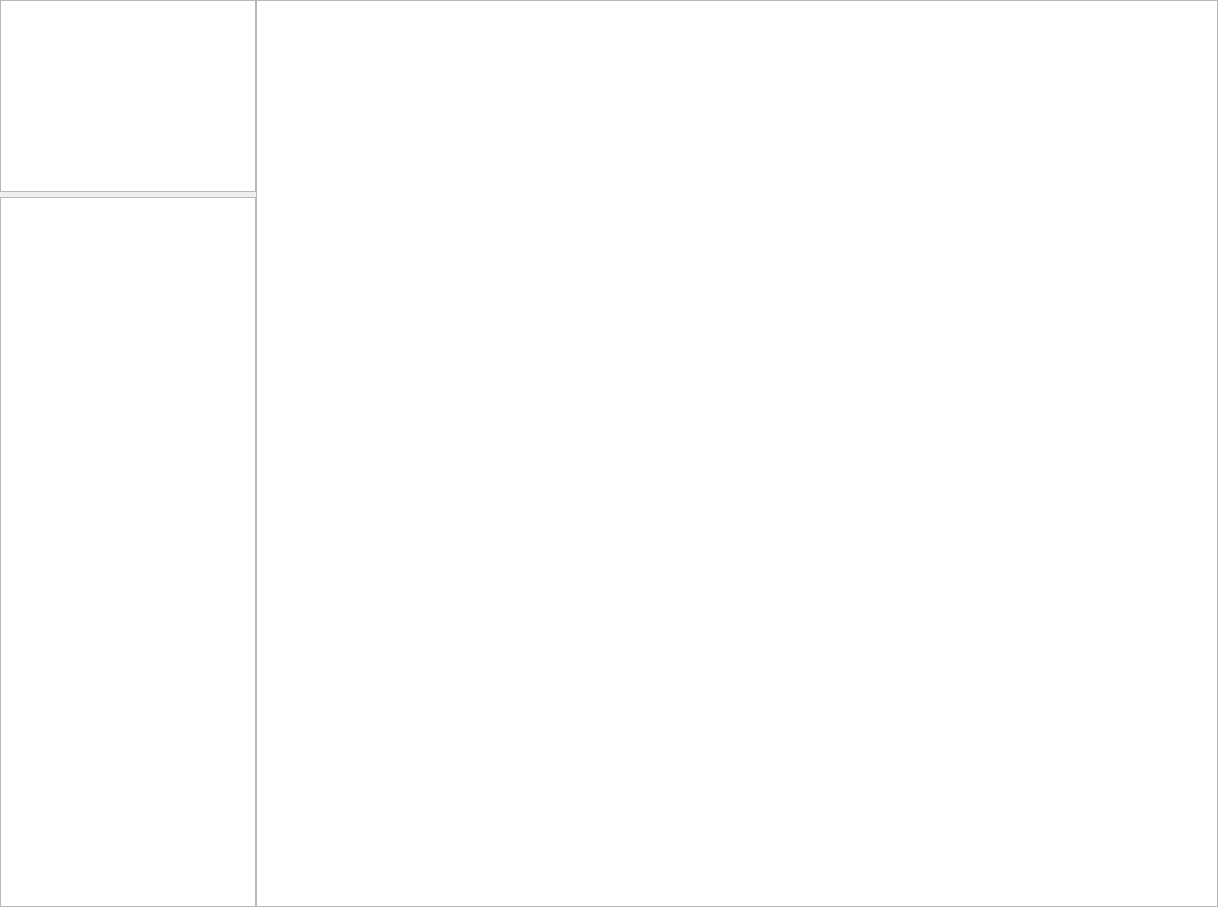
Above: expanded.ui from HobbsJacob/pynotes before the change. Below: the same form after it.
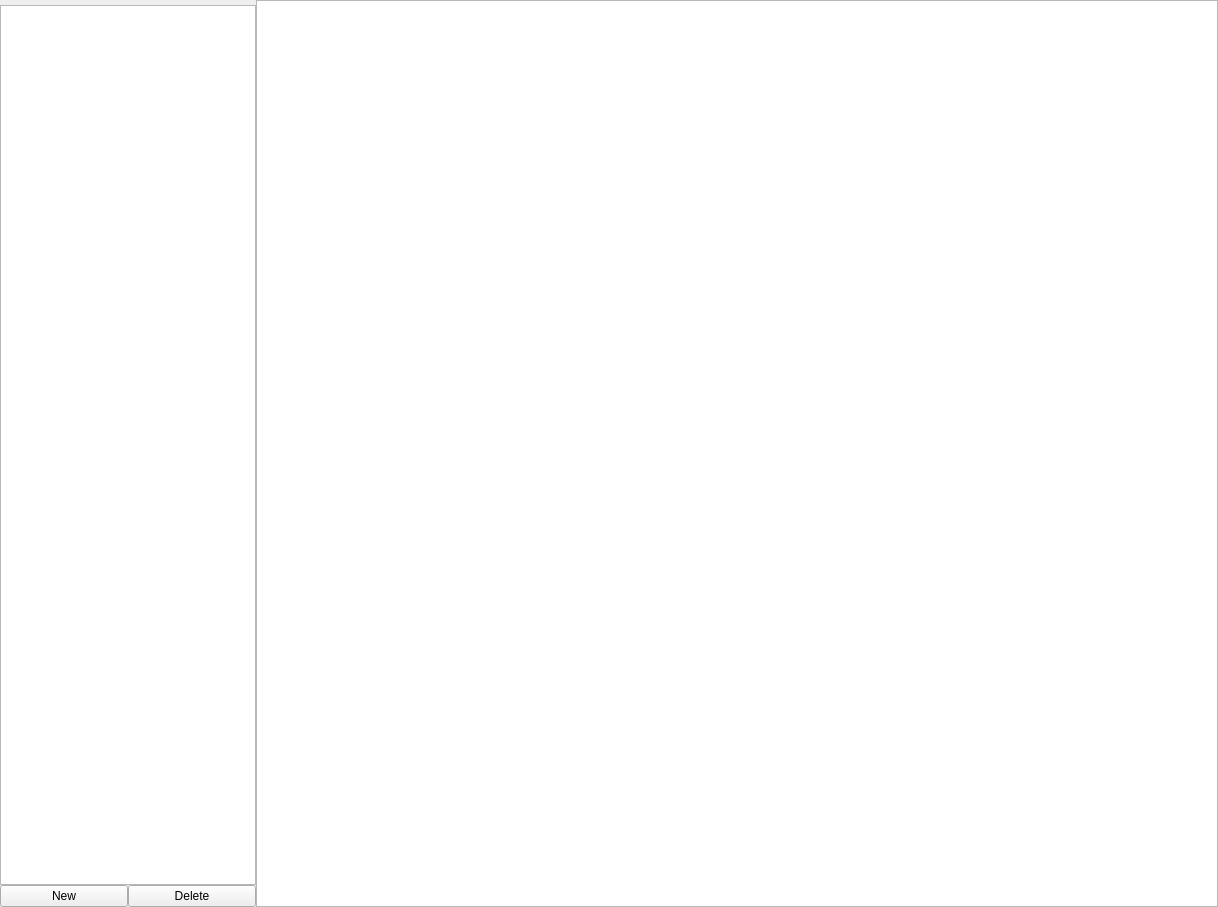
That is the form after the change.

```diff
--- a/expanded.ui
+++ b/expanded.ui
@@ -49,39 +49,6 @@
         <property name="spacing">
          <number>0</number>
         </property>
-        <item>
-         <widget class="QListWidget" name="dailyList">
-          <property name="sizePolicy">
-           <sizepolicy hsizetype="Minimum" vsizetype="Minimum">
-            <horstretch>0</horstretch>
-            <verstretch>0</verstretch>
-           </sizepolicy>
-          </property>
-          <property name="font">
-           <font>
-            <pointsize>12</pointsize>
-           </font>
-          </property>
-          <property name="verticalScrollBarPolicy">
-           <enum>Qt::ScrollBarAlwaysOff</enum>
-          </property>
-          <property name="horizontalScrollBarPolicy">
-           <enum>Qt::ScrollBarAlwaysOff</enum>
-          </property>
-          <property name="sizeAdjustPolicy">
-           <enum>QAbstractScrollArea::AdjustIgnored</enum>
-          </property>
-          <property name="isWrapping" stdset="0">
-           <bool>false</bool>
-          </property>
-          <property name="resizeMode">
-           <enum>QListView::Fixed</enum>
-          </property>
-          <property name="wordWrap">
-           <bool>true</bool>
-          </property>
-         </widget>
-        </item>
         <item>
          <spacer name="taskSpacer">
           <property name="orientation">
@@ -101,6 +68,24 @@
         <item>
          <widget class="QListWidget" name="projectList"/>
         </item>
+        <item>
+         <layout class="QHBoxLayout" name="horizontalLayout">
+          <item>
+           <widget class="QPushButton" name="newButton">
+            <property name="text">
+             <string>New</string>
+            </property>
+           </widget>
+          </item>
+          <item>
+           <widget class="QPushButton" name="deleteButton">
+            <property name="text">
+             <string>Delete</string>
+            </property>
+           </widget>
+          </item>
+         </layout>
+        </item>
        </layout>
       </widget>
       <widget class="QWidget" name="textLayout" native="true">
```
